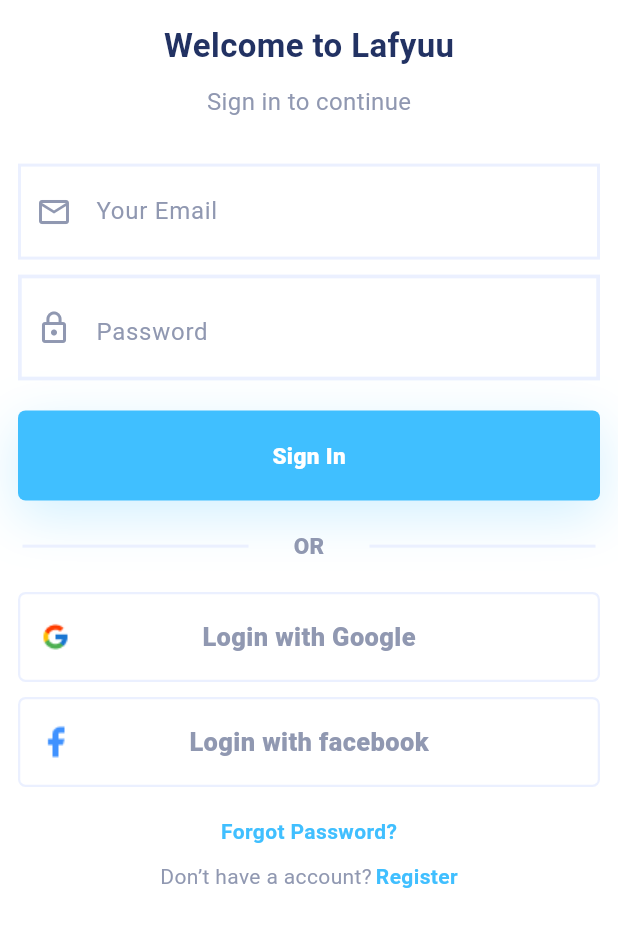
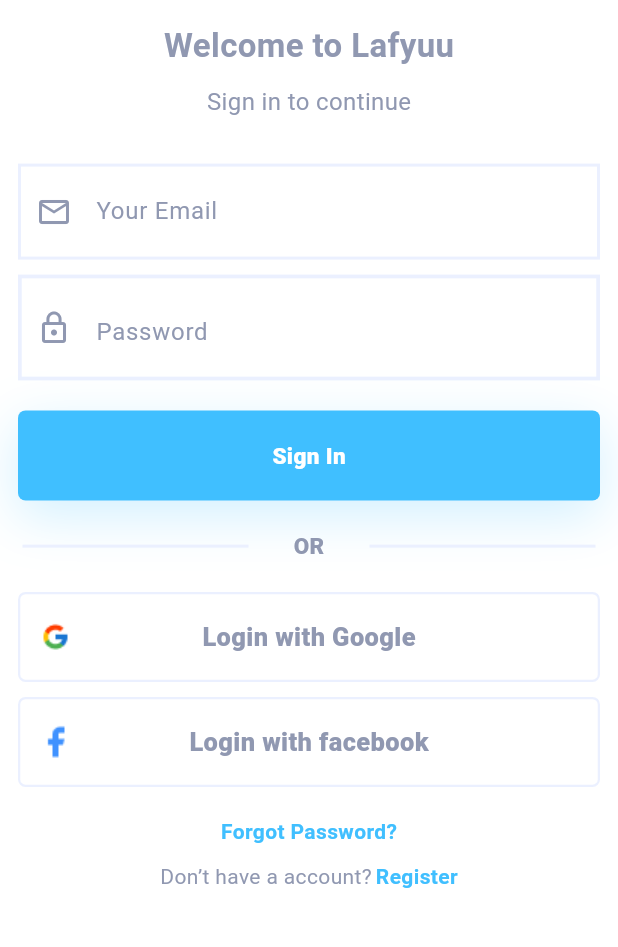
Before and after one commit to yousef-amro/train, a Flutter app: the screen it shows after launch, on a phone screen of 412 x 824 dp, the part 226-1173 px from its top. Run offline on Flutter 3.47's test engine with Material 3 defaults, Android fonts, the phone set to English and light mode, and no system bars.

Commit message:
added a const for sized box and make a const file for the colors and validates and images

```diff
--- /dev/null
+++ b/lib/core/constants.dart
@@ -0,0 +1,22 @@
+import 'package:flutter/services.dart';
+import 'package:flutter/material.dart';
+
+class AppColors {
+  static Color cello = Color(0xFF9098B1);
+  static Color dodgerBlue = Color(0xff40BFFF);
+  static Color baliHai = Color(0xFF9098B1);
+  static Color zircon = Color(0xFFEBF0FF);
+}
+
+class Validates {
+  static String name = r'^[a-zA-Z0-9._-\s]{3,20}$';
+  static String email =
+      r"^[a-zA-Z0-9.!#$%&'*+/=?^_`{|}~-]+@[a-zA-Z0-9]+\.[a-zA-Z]+$";
+}
+
+class Images {
+  static String logo = "image/logo.png";
+  static String logo2 = "image/logo2.png";
+  static String googlelogo = 'image/Google.png';
+  static String facebooklogo = 'image/Facebook.png';
+}
--- a/lib/screens/login.dart
+++ b/lib/screens/login.dart
@@ -1,5 +1,7 @@
 import 'package:flutter/material.dart';
+import 'package:train/core/constants.dart';
 import 'package:train/screens/register.dart';
+import 'package:train/core/constants.dart';
 
 class LoginScreen extends StatefulWidget {
   const LoginScreen({super.key});
@@ -28,29 +30,25 @@
               child: Column(
                 mainAxisAlignment: MainAxisAlignment.center,
                 children: [
-                  Image.asset(
-                    "image/logo2.png",
-                    height: 72,
-                    width: 72,
-                  ),
-                  SizedBox(height: 15),
+                  Image.asset(Images.logo2, height: 72, width: 72),
+                  const SizedBox(height: 15),
                   Text(
                     'Welcome to Lafyuu',
                     style: TextStyle(
-                      color: Color(0xff223263),
+                      color: AppColors.cello,
                       fontWeight: FontWeight.w700,
                       fontSize: 22,
                     ),
                   ),
-                  SizedBox(height: 10),
+                  const SizedBox(height: 10),
                   Text(
                     style: TextStyle(
                       fontSize: 16,
-                      color: Color(0xFF9098B1),
+                      color: AppColors.baliHai,
                     ),
                     'Sign in to continue',
                   ),
-                  SizedBox(height: 30),
+                  const SizedBox(height: 30),
                   Padding(
                     padding: const EdgeInsets.only(
                       left: 12,
@@ -68,7 +66,7 @@
                           return "Enter Email";
                         }
                         bool emailValid = RegExp(
-                          r"^[a-zA-Z0-9.!#$%&'*+/=?^_`{|}~-]+@[a-zA-Z0-9]+\.[a-zA-Z]+$",
+                          Validates.email,
                         ).hasMatch(value);
                         if (!emailValid) {
                           return "Enter Valid Email";
@@ -78,12 +76,12 @@
                       decoration: InputDecoration(
                         hintText: 'Your Email',
                         hintStyle: TextStyle(
-                          color: Color(0xFF9098B1),
+                          color: AppColors.baliHai,
                         ),
 
                         prefixIcon: Icon(
                           Icons.mail_outline,
-                          color: Color(0xFF9098B1),
+                          color: AppColors.baliHai,
                         ),
 
                         filled: true,
@@ -95,29 +93,29 @@
                         border: OutlineInputBorder(
                           borderRadius: BorderRadius
                               .zero, // مستطيل تمامًا بدون زوايا دائرية
-                          borderSide: const BorderSide(
+                          borderSide: BorderSide(
                             width: 2,
-                            color: Color(0xFFEBF0FF),
+                            color: AppColors.zircon,
                           ),
                         ),
-                        enabledBorder: const OutlineInputBorder(
+                        enabledBorder: OutlineInputBorder(
                           borderRadius: BorderRadius.zero,
                           borderSide: BorderSide(
                             width: 2,
-                            color: Color(0xFFEBF0FF),
+                            color: AppColors.zircon,
                           ),
                         ),
-                        focusedBorder: const OutlineInputBorder(
+                        focusedBorder: OutlineInputBorder(
                           borderRadius: BorderRadius.zero,
                           borderSide: BorderSide(
                             width: 2,
-                            color: Color(0xFF40BFFF),
+                            color: AppColors.dodgerBlue,
                           ), // لون عند الضغط
                         ),
                       ),
                     ),
                   ),
-                  SizedBox(height: 10),
+                  const SizedBox(height: 10),
                   // ================================================
                   Padding(
                     padding: const EdgeInsets.only(
@@ -152,11 +150,11 @@
                         ),
                         prefixIcon: Icon(
                           Icons.lock_outline,
-                          color: Color(0xFF9098B1),
+                          color: AppColors.baliHai,
                         ),
                         hintText: 'Password',
                         hintStyle: TextStyle(
-                          color: Color(0xFF9098B1),
+                          color: AppColors.baliHai,
                         ),
                         filled: true,
                         fillColor: Colors.white,
@@ -167,29 +165,29 @@
                         border: OutlineInputBorder(
                           borderRadius: BorderRadius
                               .zero, // مستطيل تمامًا بدون زوايا دائرية
-                          borderSide: const BorderSide(
+                          borderSide: BorderSide(
                             width: 2.5,
-                            color: Color(0xFFEBF0FF),
+                            color: AppColors.zircon,
                           ),
                         ),
-                        enabledBorder: const OutlineInputBorder(
+                        enabledBorder: OutlineInputBorder(
                           borderRadius: BorderRadius.zero,
                           borderSide: BorderSide(
                             width: 2.5,
-                            color: Color(0xFFEBF0FF),
+                            color: AppColors.zircon,
                           ),
                         ),
-                        focusedBorder: const OutlineInputBorder(
+                        focusedBorder: OutlineInputBorder(
                           borderRadius: BorderRadius.zero,
                           borderSide: BorderSide(
-                            color: Color(0xFF40BFFF),
+                            color: AppColors.dodgerBlue,
                             width: 2,
                           ), // لون عند الضغط
                         ),
                       ),
                     ),
                   ),
-                  SizedBox(height: 20),
+                  const SizedBox(height: 20),
                   Padding(
                     padding: const EdgeInsets.only(
                       left: 12,
@@ -206,7 +204,7 @@
                         ],
                       ),
                       child: RawMaterialButton(
-                        fillColor: Color(0xff40BFFF),
+                        fillColor: AppColors.dodgerBlue,
                         shape: RoundedRectangleBorder(
                           // الإطار الأسود
                           borderRadius: BorderRadius.circular(5),
@@ -220,7 +218,7 @@
                           }
                         },
 
-                        child: SizedBox(
+                        child: const SizedBox(
                           width: double.infinity,
                           height: 60,
                           child: Center(
@@ -237,13 +235,13 @@
                       ),
                     ),
                   ),
-                  SizedBox(height: 20),
+                  const SizedBox(height: 20),
                   Row(
                     children: [
-                      SizedBox(width: 15),
+                      const SizedBox(width: 15),
                       Expanded(
                         child: Container(
-                          color: Color(0xFFEBF0FF),
+                          color: AppColors.zircon,
                           height: 2,
                           width: double.infinity,
                         ),
@@ -256,7 +254,7 @@
                         child: Text(
                           'OR',
                           style: TextStyle(
-                            color: Color(0xff9098B1),
+                            color: AppColors.baliHai,
                             fontSize: 15,
                             fontWeight: FontWeight.w900,
                           ),
@@ -264,16 +262,16 @@
                       ),
                       Expanded(
                         child: Container(
-                          color: Color(0xFFEBF0FF),
+                          color: AppColors.zircon,
                           height: 2,
                           width: double.infinity,
                         ),
                       ),
-                      SizedBox(width: 15),
+                      const SizedBox(width: 15),
                     ],
                   ),
 
-                  SizedBox(height: 20),
+                  const SizedBox(height: 20),
                   Padding(
                     padding: const EdgeInsets.only(
                       left: 12,
@@ -281,10 +279,10 @@
                     ),
                     child: RawMaterialButton(
                       fillColor: Colors.white,
-                      hoverColor: Color(0xFFEBF0FF),
+                      hoverColor: AppColors.zircon,
                       shape: RoundedRectangleBorder(
                         side: BorderSide(
-                          color: Color(0xFFEBF0FF),
+                          color: AppColors.zircon,
                           width: 1.5,
                         ), // الإطار الأسود
                         borderRadius: BorderRadius.circular(
@@ -301,14 +299,14 @@
 
                           children: [
                             Image.asset(
-                              'image/Google.png',
+                              Images.googlelogo,
                               width: 50, // العرض
                               height: 50, // الطول
                             ),
                             Center(
                               child: Text(
                                 style: TextStyle(
-                                  color: Color(0xff9098B1),
+                                  color: AppColors.baliHai,
                                   fontSize: 17,
                                   fontWeight: FontWeight.w900,
                                 ),
@@ -320,7 +318,7 @@
                       ),
                     ),
                   ),
-                  SizedBox(height: 10),
+                  const SizedBox(height: 10),
                   Padding(
                     padding: const EdgeInsets.only(
                       left: 12,
@@ -328,10 +326,10 @@
                     ),
                     child: RawMaterialButton(
                       fillColor: Colors.white,
-                      hoverColor: Color(0xFFEBF0FF),
+                      hoverColor: AppColors.zircon,
                       shape: RoundedRectangleBorder(
                         side: BorderSide(
-                          color: Color(0xFFEBF0FF),
+                          color: AppColors.zircon,
                           width: 1.5,
                         ), // الإطار الأسود
                         borderRadius: BorderRadius.circular(
@@ -348,14 +346,14 @@
 
                           children: [
                             Image.asset(
-                              'image/Facebook.png',
+                              Images.facebooklogo,
                               width: 50, // العرض
                               height: 50, // الطول
                             ),
                             Center(
                               child: Text(
                                 style: TextStyle(
-                                  color: Color(0xff9098B1),
+                                  color: AppColors.baliHai,
                                   fontSize: 17,
                                   fontWeight: FontWeight.w900,
                                 ),
@@ -368,7 +366,7 @@
                     ),
                   ),
 
-                  SizedBox(height: 20),
+                  const SizedBox(height: 20),
                   GestureDetector(
                     onTap: () {
                       setState(() {
@@ -378,22 +376,22 @@
                     child: Text(
                       'Forgot Password?',
                       style: TextStyle(
-                        color: Color(0xff40BFFF),
+                        color: AppColors.dodgerBlue,
                         fontSize: 14,
                         fontWeight: FontWeight.bold,
                       ),
                     ),
                   ),
-                  SizedBox(height: 10),
+                  const SizedBox(height: 10),
                   Row(
                     mainAxisAlignment: MainAxisAlignment.center,
 
                     children: [
                       Text(
                         'Don’t have a account?',
-                        style: TextStyle(color: Color(0xFF9098B1)),
+                        style: TextStyle(color: AppColors.baliHai),
                       ),
-                      SizedBox(width: 2.5),
+                      const SizedBox(width: 2.5),
                       GestureDetector(
                         onTap: () {
                           setState(() {
@@ -409,7 +407,7 @@
                         child: Text(
                           'Register',
                           style: TextStyle(
-                            color: Color(0xff40BFFF),
+                            color: AppColors.dodgerBlue,
                             fontWeight: FontWeight.bold,
                           ),
                         ),
--- a/lib/screens/splashScreen.dart
+++ b/lib/screens/splashScreen.dart
@@ -1,5 +1,6 @@
 import 'package:flutter/material.dart';
 import 'package:train/screens/login.dart';
+import 'package:train/core/constants.dart';
 
 class SplashScreen extends StatefulWidget {
   const SplashScreen({super.key});
@@ -26,7 +27,7 @@
   Widget build(BuildContext context) {
     return Scaffold(
       backgroundColor: Color(0xFF40BFFF),
-      body: Center(child: Image(image: AssetImage('image/logo.png'))),
+      body: Center(child: Image(image: AssetImage(Images.logo))),
     );
   }
 }
```
Also changed, not shown: lib/screens/register.dart (+50 -53 lines).
